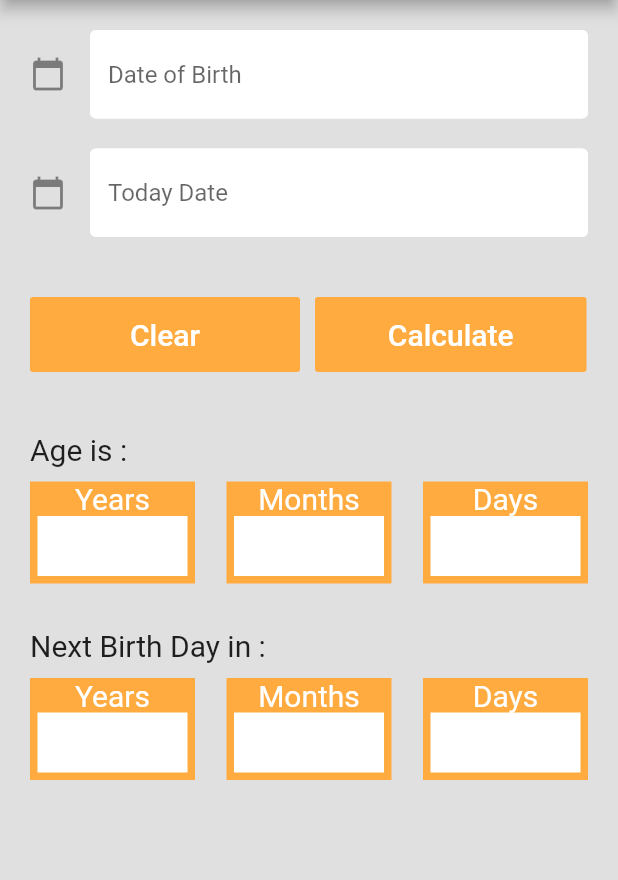
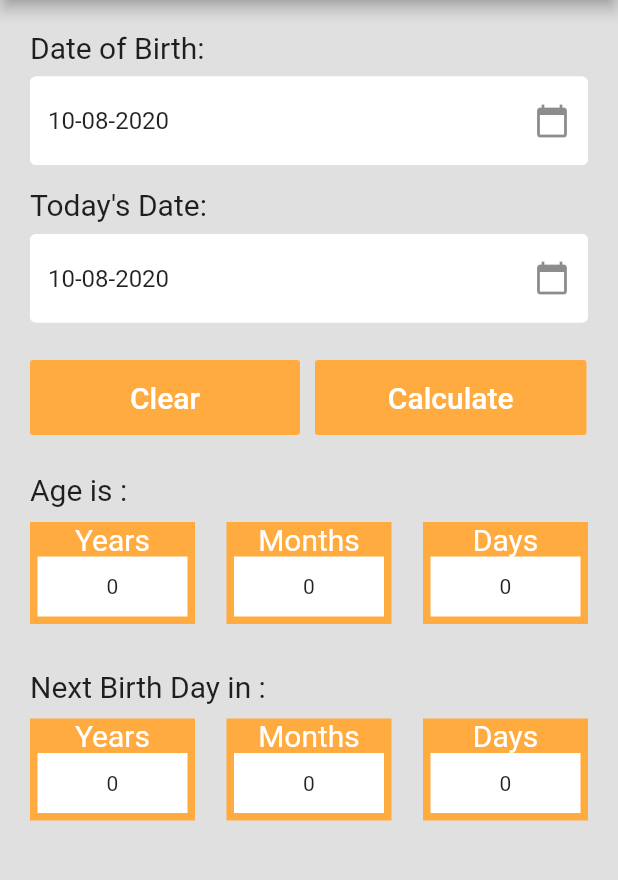
Before and after one commit to joe-walker2000/ageCalculator, a Flutter app: the screen it shows after launch, after a tap on "Clear", on a phone screen of 412 x 824 dp, the part 84-964 px from its top. Run offline on Flutter 3.47's test engine with Material 2 defaults, Android fonts, the phone set to English and light mode, and no system bars; missing offline and left inert: age.

```diff
--- a/lib/main.dart
+++ b/lib/main.dart
@@ -1,5 +1,7 @@
 import 'package:flutter/material.dart';
 import 'package:age_calc/shared/constans.dart';
+import 'package:intl/intl.dart';
+import 'package:age/age.dart';
 
 void main() {
   runApp(MaterialApp(
@@ -39,11 +41,66 @@ class _MyAppState extends State<MyApp> {
     );
   }
 
+  String formatedDate(date) {
+    return DateFormat('dd-MM-yyyy').format(date);
+  }
+
+  DateTime _dateOfBirth = DateTime.now();
+  DateTime _dateOfChoise = DateTime.now();
+  AgeDuration calculatedAge = AgeDuration(years: 0, months: 0, days: 0);
+  AgeDuration nextBirthday = AgeDuration(years: 0, months: 0, days: 0);
+
+  Future<Null> selectDate(BuildContext context, bool isDateOfBirth) async {
+    final DateTime picked = await showDatePicker(
+        context: context,
+        initialDate: DateTime.now(),
+        firstDate: DateTime(DateTime.now().year - 100),
+        lastDate: DateTime(DateTime.now().year + 100));
+
+    if (picked != null && picked != DateTime.now()) {
+      if (isDateOfBirth) {
+        setState(() {
+          _dateOfBirth = picked;
+        });
+      } else {
+        setState(() {
+          _dateOfChoise = picked;
+        });
+      }
+    }
+  }
+
+  AgeDuration calcAge(DateTime birthDay, DateTime targetDay) {
+    AgeDuration age;
+    age = Age.dateDifference(
+        fromDate: birthDay, toDate: targetDay, includeToDate: false);
+
+    return age;
+  }
+
+  AgeDuration calcLeftTime(DateTime birthDay, DateTime targetDay) {
+    DateTime tempDate = DateTime(targetDay.year, birthDay.month, birthDay.day);
+    DateTime nextBirthdayDate = tempDate.isBefore(targetDay)
+        ? Age.add(date: tempDate, duration: AgeDuration(years: 1))
+        : tempDate;
+    AgeDuration nextBirthdayDuration =
+        Age.dateDifference(fromDate: targetDay, toDate: nextBirthdayDate);
+    return nextBirthdayDuration;
+  }
+
   @override
   Widget build(BuildContext context) {
-    Widget years = _buildOutputColumn('Years', '');
-    Widget months = _buildOutputColumn('Months', '');
-    Widget days = _buildOutputColumn('Days', '');
+    Widget years = _buildOutputColumn('Years', calculatedAge.years.toString());
+    Widget months =
+        _buildOutputColumn('Months', calculatedAge.months.toString());
+    Widget days = _buildOutputColumn('Days', calculatedAge.days.toString());
+    Widget yearsLeft =
+        _buildOutputColumn('Years', nextBirthday.years.toString());
+    Widget monthsLeft =
+        _buildOutputColumn('Months', nextBirthday.months.toString());
+    Widget daysLeft = _buildOutputColumn('Days', nextBirthday.days.toString());
+    final myController =
+        TextEditingController(text: formatedDate(_dateOfBirth));
 
     return Scaffold(
       backgroundColor: Colors.grey[300],
@@ -52,22 +109,70 @@ class _MyAppState extends State<MyApp> {
         title: Text('Age Calcolator'),
         backgroundColor: Colors.orangeAccent,
       ),
-      body: Container(
+      body: SingleChildScrollView(
+        child: Container(
           child: Padding(
             padding: EdgeInsets.all(20),
             child: Form(
               child: Column(
                 children: <Widget>[
+                  Align(
+                    alignment: Alignment.centerLeft,
+                    child: Padding(
+                      padding: const EdgeInsets.only(bottom: 8.0),
+                      child: Text(
+                        'Date of Birth:',
+                        style: TextStyle(
+                          fontSize: 20.0,
+                        ),
+                        //textAlign: TextAlign.left,
+                      ),
+                    ),
+                  ),
                   TextFormField(
-                  decoration:
-                      textInputDecoration.copyWith(hintText: 'Date of Birth'),
+                    controller: myController,
+                    // controller:
+                    //     TextEditingController(text: formatedDate(_dateOfBirth)),
+                    decoration: textInputDecoration.copyWith(
+                      hintText: 'Date of Birth',
+                      suffixIcon: IconButton(
+                          icon: Icon(
+                            Icons.calendar_today,
                           ),
-                SizedBox(height: 20.0),
+                          onPressed: () {
+                            selectDate(context, true);
+                          }),
+                    ),
+                  ),
+                  SizedBox(height: 15.0),
+                  Align(
+                    alignment: Alignment.centerLeft,
+                    child: Padding(
+                      padding: const EdgeInsets.only(bottom: 8.0),
+                      child: Text(
+                        'Today\'s Date:',
+                        style: TextStyle(
+                          fontSize: 20.0,
+                        ),
+                        //textAlign: TextAlign.left,
+                      ),
+                    ),
+                  ),
                   TextFormField(
-                  decoration:
-                      textInputDecoration.copyWith(hintText: 'Today Date'),
+                    controller: TextEditingController(
+                        text: formatedDate(_dateOfChoise)),
+                    decoration: textInputDecoration.copyWith(
+                      hintText: 'Today Date',
+                      suffixIcon: IconButton(
+                          icon: Icon(
+                            Icons.calendar_today,
                           ),
-                SizedBox(height: 40.0),
+                          onPressed: () {
+                            selectDate(context, false);
+                          }),
+                    ),
+                  ),
+                  SizedBox(height: 25.0),
                   Row(
                     mainAxisAlignment: MainAxisAlignment.start,
                     children: <Widget>[
@@ -75,7 +180,14 @@ class _MyAppState extends State<MyApp> {
                         height: 50.0,
                         width: 180.0,
                         child: FlatButton(
-                        onPressed: () {},
+                          onPressed: () {
+                            setState(() {
+                              calculatedAge =
+                                  AgeDuration(years: 0, months: 0, days: 0);
+                              nextBirthday =
+                                  AgeDuration(years: 0, months: 0, days: 0);
+                            });
+                          },
                           child: Text(
                             'Clear',
                             style: TextStyle(
@@ -91,7 +203,14 @@ class _MyAppState extends State<MyApp> {
                         height: 50.0,
                         width: 181.0,
                         child: FlatButton(
-                        onPressed: () {},
+                          onPressed: () {
+                            setState(() {
+                              calculatedAge =
+                                  calcAge(_dateOfBirth, _dateOfChoise);
+                              nextBirthday =
+                                  calcLeftTime(_dateOfBirth, _dateOfChoise);
+                            });
+                          },
                           child: Text(
                             'Calculate',
                             style: TextStyle(
@@ -104,7 +223,7 @@ class _MyAppState extends State<MyApp> {
                       ),
                     ],
                   ),
-                SizedBox(height: 40.0),
+                  SizedBox(height: 25.0),
                   Align(
                     alignment: Alignment.centerLeft,
                     child: Text(
@@ -137,7 +256,7 @@ class _MyAppState extends State<MyApp> {
                     padding: const EdgeInsets.fromLTRB(0, 10, 0, 10),
                     child: Row(
                       mainAxisAlignment: MainAxisAlignment.spaceBetween,
-                    children: <Widget>[years, months, days],
+                      children: <Widget>[yearsLeft, monthsLeft, daysLeft],
                     ),
                   ),
                 ],
@@ -145,6 +264,7 @@ class _MyAppState extends State<MyApp> {
             ),
           ),
         ),
+      ),
     );
   }
 }
--- a/lib/shared/constans.dart
+++ b/lib/shared/constans.dart
@@ -1,7 +1,7 @@
 import 'package:flutter/material.dart';
 
 const textInputDecoration = InputDecoration(
-  icon: Icon(Icons.calendar_today),
+  //icon: Icon(Icons.calendar_today),
   hintText: 'Enter the Date',
   fillColor: Colors.white,
   filled: true,
--- a/pubspec.yaml
+++ b/pubspec.yaml
@@ -31,6 +31,7 @@ dependencies:
   cupertino_icons: ^0.1.3
   datetime_picker_formfield: ^1.0.0
   intl: ^0.16.1
+  age: ^0.0.1
 
 dev_dependencies:
   flutter_test:
```
Also changed, not shown: pubspec.lock. Lines whose indentation alone changed are shown as unchanged.
